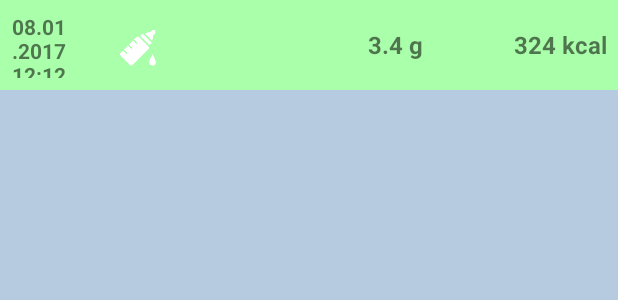
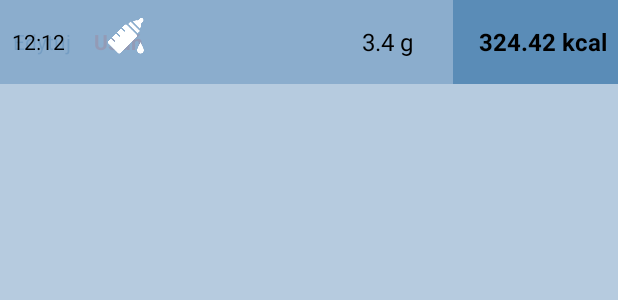
Before and after one commit to kpob/LchadDietDiary, an Android app: the layout item_meal.xml on its own in the app's theme, with its tools: preview values and no code run, on a phone screen of 412 x 824 dp. Shown: the top 300 px of the screen. Run offline under Robolectric (Android 15) with nearby library versions, the phone set to English and light mode, and no system bars; plain views replace SwipeRevealLayout; network calls fail.

Commit message:
chart view refactor

```diff
--- a/app/build.gradle
+++ b/app/build.gradle
@@ -11,7 +11,7 @@ android {
         applicationId "pl.kpob.dietdiary"
         minSdkVersion 16
         targetSdkVersion 26
-        versionCode 11
+        versionCode 14
         versionName "1.0"
         testInstrumentationRunner "android.support.test.runner.AndroidJUnitRunner"
         multiDexEnabled true
--- a/app/src/main/java/pl/kpob/dietdiary/screens/PieChartScreen.kt
+++ b/app/src/main/java/pl/kpob/dietdiary/screens/PieChartScreen.kt
@@ -74,12 +74,10 @@ class PieChartScreen() : ScopedScreen<PieChartView>(), AnkoLogger {
         }
     }
 
-    private suspend fun initView(title: String, data: List<MealIngredient>) = with(view) {
+    private fun initView(title: String, data: List<MealIngredient>) = with(view) {
         enableHomeAsUp { navigator.goBack() }
         toolbarTitle = title
-        initChart()
-        delay(300)
-        initList(data)
+        setupView(data)
     }
 
     private inline fun List<MealDetails>.nutrientSum(f: (MealDetails) -> Float): Float = map { f(it) }.sum()
--- a/app/src/main/java/pl/kpob/dietdiary/worker/RefreshMealsDataService.kt
+++ b/app/src/main/java/pl/kpob/dietdiary/worker/RefreshMealsDataService.kt
@@ -39,8 +39,8 @@ class RefreshMealsDataService: IntentService("RefreshMealsDataService"), AnkoLog
         App.mealsSyncing = true
         info { "AppPrefs.mealsLastUpdate ${AppPrefs.mealsLastUpdate}" }
         firebaseDb.mealsRef
-                .startAt(AppPrefs.mealsLastUpdate.toDouble() - ONE_DAY, "time")
                 .orderByChild("time")
+                .apply { if(AppPrefs.mealsLastUpdate != 0L) limitToLast(200) }
                 .addValueEventListener(mealsListener)
     }
 
--- a/app/src/main/res/layout/item_meal.xml
+++ b/app/src/main/res/layout/item_meal.xml
@@ -4,14 +4,14 @@
     xmlns:tools="http://schemas.android.com/tools"
     android:id="@+id/swipe_layout"
     android:layout_width="match_parent"
-    android:layout_height="60dp"
+    android:layout_height="56dp"
     app:dragEdge="left"
     app:mode="same_level">
 
     <!-- Your secondary layout here -->
     <FrameLayout
         android:layout_width="wrap_content"
-        android:layout_height="60dp" >
+        android:layout_height="56dp" >
 
         <LinearLayout
             android:layout_width="match_parent"
@@ -45,23 +45,23 @@
     <FrameLayout
         android:id="@+id/meal_row"
         android:layout_width="match_parent"
-        android:layout_height="match_parent"
+        android:layout_height="56dp"
         android:background="?attr/selectableItemBackground">
 
         <LinearLayout
             android:layout_width="match_parent"
-            android:layout_height="wrap_content"
+            android:layout_height="match_parent"
             android:orientation="horizontal"
-            android:padding="8dp"
-            tools:background="#afa">
+            tools:background="@color/primary_light_transparent">
 
             <TextView
                 android:id="@+id/meal_time"
+                android:paddingLeft="8dp"
                 android:layout_width="60dp"
                 android:layout_height="match_parent"
                 android:gravity="center_vertical"
-                android:textStyle="bold"
-                tools:text="08.01.2017 12:12" />
+                android:textColor="@android:color/black"
+                tools:text="12:12" />
 
             <ImageView
                 android:id="@+id/meal_type"
@@ -80,9 +80,9 @@
                 android:id="@+id/meal_lct"
                 android:layout_width="64dp"
                 android:layout_height="match_parent"
-                android:gravity="center_vertical|right"
+                android:gravity="center"
                 android:textSize="16sp"
-                android:textStyle="bold"
+                android:textColor="@android:color/black"
                 tools:text="3.4 g" />
 
             <TextView
@@ -93,7 +93,10 @@
                 android:gravity="center_vertical|right"
                 android:textSize="16sp"
                 android:textStyle="bold"
-                tools:text="324 kcal" />
+                android:paddingRight="8dp"
+                android:background="@color/primary_darker_transparent"
+                android:textColor="@android:color/black"
+                tools:text="324.42 kcal" />
         </LinearLayout>
 
 
--- /dev/null
+++ b/app/src/main/res/layout/page_chart.xml
@@ -0,0 +1,5 @@
+<?xml version="1.0" encoding="utf-8"?>
+<com.github.mikephil.charting.charts.PieChart xmlns:android="http://schemas.android.com/apk/res/android"
+    android:id="@+id/pie_chart"
+    android:layout_width="match_parent"
+    android:layout_height="wrap_content" />
--- /dev/null
+++ b/app/src/main/res/layout/page_list.xml
@@ -0,0 +1,6 @@
+<?xml version="1.0" encoding="utf-8"?>
+    <android.support.v7.widget.RecyclerView
+        xmlns:android="http://schemas.android.com/apk/res/android"
+        android:id="@+id/ingredients"
+        android:layout_width="match_parent"
+        android:layout_height="wrap_content" />
--- a/app/src/main/res/values/colors.xml
+++ b/app/src/main/res/values/colors.xml
@@ -9,7 +9,8 @@
     <color name="colorPrimary">@color/blue_500</color>
     <color name="colorPrimaryDark">@color/blue_900</color>
     <color name="primary_light">@color/blue_100</color>
-    <color name="primary_light_transparent">@color/blue_t100</color>
+    <color name="primary_light_transparent">@color/blue_t200</color>
+    <color name="primary_darker_transparent">@color/blue_t300</color>
     <!--<color name="colorAccent">#FF5722</color>-->
     <color name="colorAccent">#FF4081</color>
     <color name="colorAccentTransparent">#ddc62828</color>
@@ -21,6 +22,8 @@
     <color name="blue_50">#e2eaf2</color>
     <color name="blue_100">#b6cbdf</color>
     <color name="blue_t100">#ddb6cbdf</color>
+    <color name="blue_t200">#dd85a9ca</color>
+    <color name="blue_t300">#dd5487b4</color>
     <color name="blue_200">#85a9ca</color>
     <color name="blue_300">#5487b4</color>
     <color name="blue_400">#306da4</color>
@@ -33,4 +36,5 @@
     <color name="blue_A200">#6294ff</color>
     <color name="blue_A400">#2f71ff</color>
     <color name="blue_A700">#155fff</color>
+    <color name="TransparentGrey">#7F000000</color>
 </resources>
```
Also changed, not shown: app/src/main/java/pl/kpob/dietdiary/screens/MainScreen.kt (+13 -15 lines), app/src/main/java/pl/kpob/dietdiary/views/MainView.kt (+7 -2 lines), app/src/main/java/pl/kpob/dietdiary/views/PieChartView.kt (+44 -10 lines), app/src/main/res/layout/item_ingredient_2.xml (+13 -10 lines), app/src/main/res/layout/screen_home.xml (+8 -2 lines), app/src/main/res/layout/screen_pie_chart.xml (+13 -21 lines).
